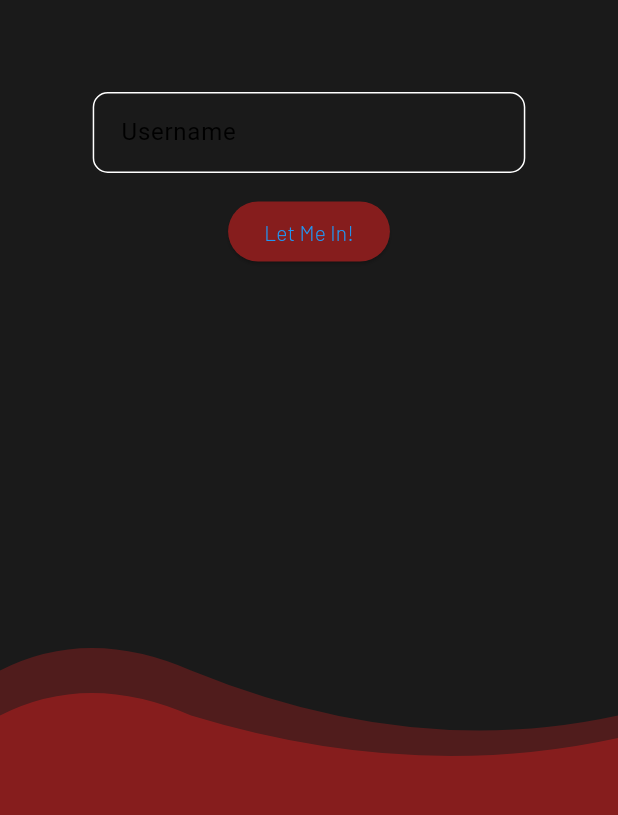
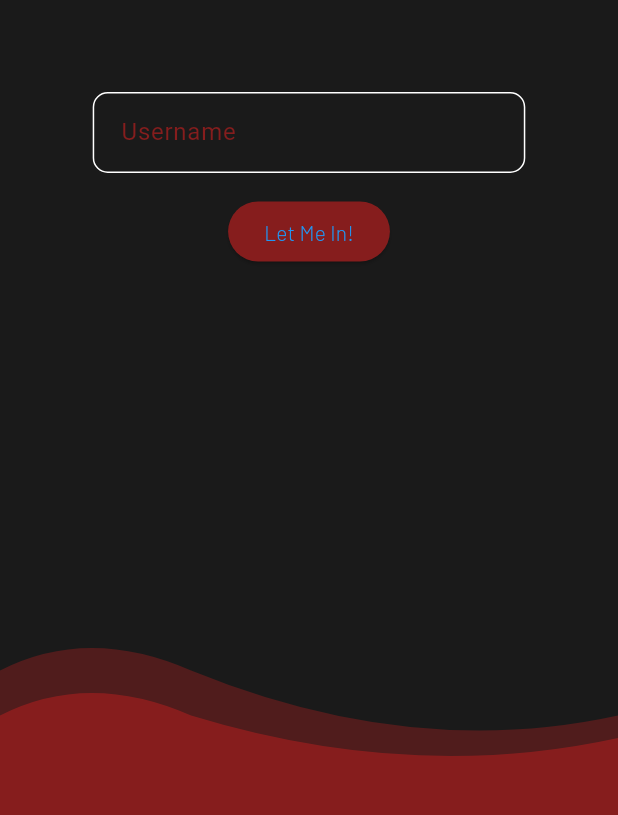
Before and after one commit to vlopess/MyCollageFm, a Flutter app: the screen it shows after launch, on a phone screen of 412 x 824 dp, the part 358-1173 px from its top. Run offline on Flutter 3.47's test engine with Material 3 defaults, Android fonts, the light colour scheme and no system bars; our stand-ins replace bottom_navy_bar, lottie, shared_preferences.

Commit message:
#2 - Ajustes nas cores do textField

```diff
--- a/lib/components/textField.dart
+++ b/lib/components/textField.dart
@@ -1,22 +1,23 @@
 // ignore_for_file: file_names
 
 import 'package:flutter/material.dart';
+import 'package:my_collage_fm/utils/couleurs.dart';
 
 Widget textField({String? title, TextEditingController? controller}) {
   return TextFormField(
-      style: const TextStyle(color: Colors.black,fontFamily: "Barlow"),
+      cursorColor: Couleurs.primaryColor,
+      style: const TextStyle(color: Couleurs.primaryColor ),
       decoration: InputDecoration(
         focusedBorder:  OutlineInputBorder(
           borderRadius: BorderRadius.circular(10),
-          borderSide: const BorderSide(color: Colors.black),
+          borderSide: const BorderSide(color: Couleurs.primaryColor),
         ),
         labelText: title,
-
-        focusColor: Colors.black,
-        hoverColor: Colors.black,
-        fillColor: Colors.white,
-        hintStyle: const TextStyle(color: Colors.black),
-        labelStyle: const TextStyle(color: Colors.black),
+        focusColor: Couleurs.primaryColor,
+        hoverColor: Couleurs.primaryColor,
+        fillColor: Couleurs.primaryColor,
+        hintStyle: const TextStyle(color: Couleurs.primaryColor),
+        labelStyle: const TextStyle(color: Couleurs.primaryColor),
         border: OutlineInputBorder(
           borderSide: const BorderSide(color: Colors.pink),
           borderRadius: BorderRadius.circular(10)),
```
